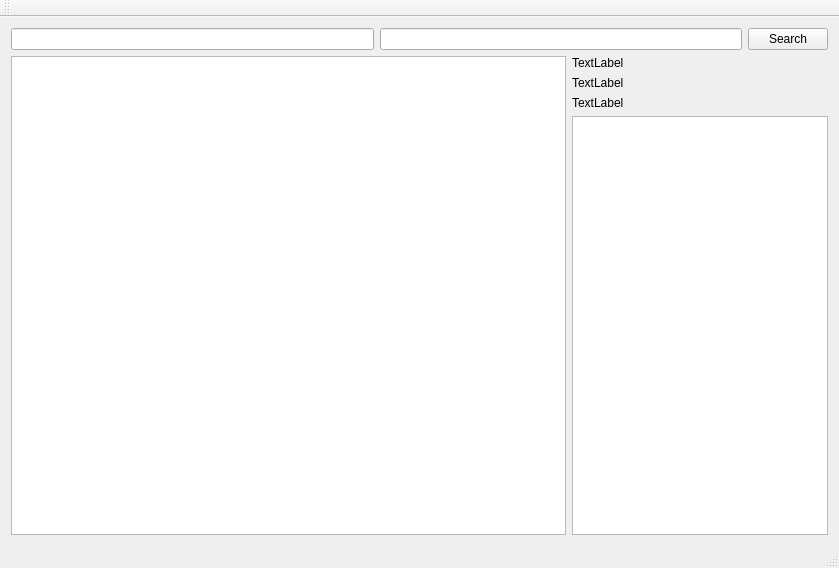
Before: the Qt Designer form Director/mainwindow.ui in Iolana/common, drawn with Qt 5.
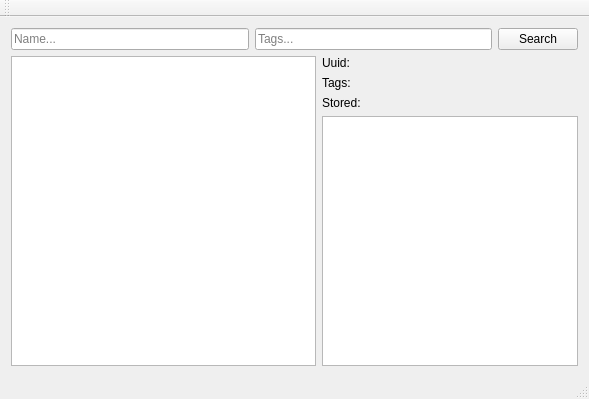
After: the same form once the commit is applied.

Commit message: Can browse test items now.

The edit to the form file:
```diff
--- a/Director/mainwindow.ui
+++ b/Director/mainwindow.ui
@@ -6,8 +6,8 @@
    <rect>
     <x>0</x>
     <y>0</y>
-    <width>839</width>
-    <height>568</height>
+    <width>589</width>
+    <height>399</height>
    </rect>
   </property>
   <property name="windowTitle">
@@ -21,10 +21,18 @@
        <number>0</number>
       </property>
       <item>
-       <widget class="QLineEdit" name="nameEdit"/>
+       <widget class="QLineEdit" name="nameEdit">
+        <property name="placeholderText">
+         <string>Name...</string>
+        </property>
+       </widget>
       </item>
       <item>
-       <widget class="QLineEdit" name="tagEdit"/>
+       <widget class="QLineEdit" name="tagEdit">
+        <property name="placeholderText">
+         <string>Tags...</string>
+        </property>
+       </widget>
       </item>
       <item>
        <widget class="QPushButton" name="searchBtn">
@@ -59,31 +67,103 @@
          <number>0</number>
         </property>
         <item>
-         <widget class="QLabel" name="uuidLabel">
-          <property name="sizePolicy">
-           <sizepolicy hsizetype="Minimum" vsizetype="Preferred">
-            <horstretch>0</horstretch>
-            <verstretch>0</verstretch>
-           </sizepolicy>
+         <layout class="QHBoxLayout" name="horizontalLayout_3">
+          <property name="bottomMargin">
+           <number>0</number>
           </property>
-          <property name="text">
-           <string>TextLabel</string>
-          </property>
-         </widget>
+          <item>
+           <widget class="QLabel" name="label">
+            <property name="sizePolicy">
+             <sizepolicy hsizetype="Maximum" vsizetype="Preferred">
+              <horstretch>0</horstretch>
+              <verstretch>0</verstretch>
+             </sizepolicy>
+            </property>
+            <property name="text">
+             <string>Uuid: </string>
+            </property>
+           </widget>
+          </item>
+          <item>
+           <widget class="QLabel" name="uuidLabel">
+            <property name="sizePolicy">
+             <sizepolicy hsizetype="Minimum" vsizetype="Preferred">
+              <horstretch>0</horstretch>
+              <verstretch>0</verstretch>
+             </sizepolicy>
+            </property>
+            <property name="text">
+             <string/>
+            </property>
+           </widget>
+          </item>
+         </layout>
         </item>
         <item>
-         <widget class="QLabel" name="tagsLabel">
-          <property name="text">
-           <string>TextLabel</string>
+         <layout class="QHBoxLayout" name="horizontalLayout_4">
+          <property name="bottomMargin">
+           <number>0</number>
           </property>
-         </widget>
+          <item>
+           <widget class="QLabel" name="label_2">
+            <property name="sizePolicy">
+             <sizepolicy hsizetype="Maximum" vsizetype="Preferred">
+              <horstretch>0</horstretch>
+              <verstretch>0</verstretch>
+             </sizepolicy>
+            </property>
+            <property name="text">
+             <string>Tags: </string>
+            </property>
+           </widget>
+          </item>
+          <item>
+           <widget class="QLabel" name="tagsLabel">
+            <property name="sizePolicy">
+             <sizepolicy hsizetype="Minimum" vsizetype="Preferred">
+              <horstretch>0</horstretch>
+              <verstretch>0</verstretch>
+             </sizepolicy>
+            </property>
+            <property name="text">
+             <string/>
+            </property>
+           </widget>
+          </item>
+         </layout>
         </item>
         <item>
-         <widget class="QLabel" name="storedLabel">
-          <property name="text">
-           <string>TextLabel</string>
+         <layout class="QHBoxLayout" name="horizontalLayout_5">
+          <property name="bottomMargin">
+           <number>0</number>
           </property>
-         </widget>
+          <item>
+           <widget class="QLabel" name="label_3">
+            <property name="sizePolicy">
+             <sizepolicy hsizetype="Maximum" vsizetype="Preferred">
+              <horstretch>0</horstretch>
+              <verstretch>0</verstretch>
+             </sizepolicy>
+            </property>
+            <property name="text">
+             <string>Stored: </string>
+            </property>
+           </widget>
+          </item>
+          <item>
+           <widget class="QLabel" name="storedLabel">
+            <property name="sizePolicy">
+             <sizepolicy hsizetype="Minimum" vsizetype="Preferred">
+              <horstretch>0</horstretch>
+              <verstretch>0</verstretch>
+             </sizepolicy>
+            </property>
+            <property name="text">
+             <string/>
+            </property>
+           </widget>
+          </item>
+         </layout>
         </item>
         <item>
          <widget class="QTextBrowser" name="commentText">
```
Left out of the diff: 46 changed lines with no effect on the pictures. The commit also changes 2 other files.
